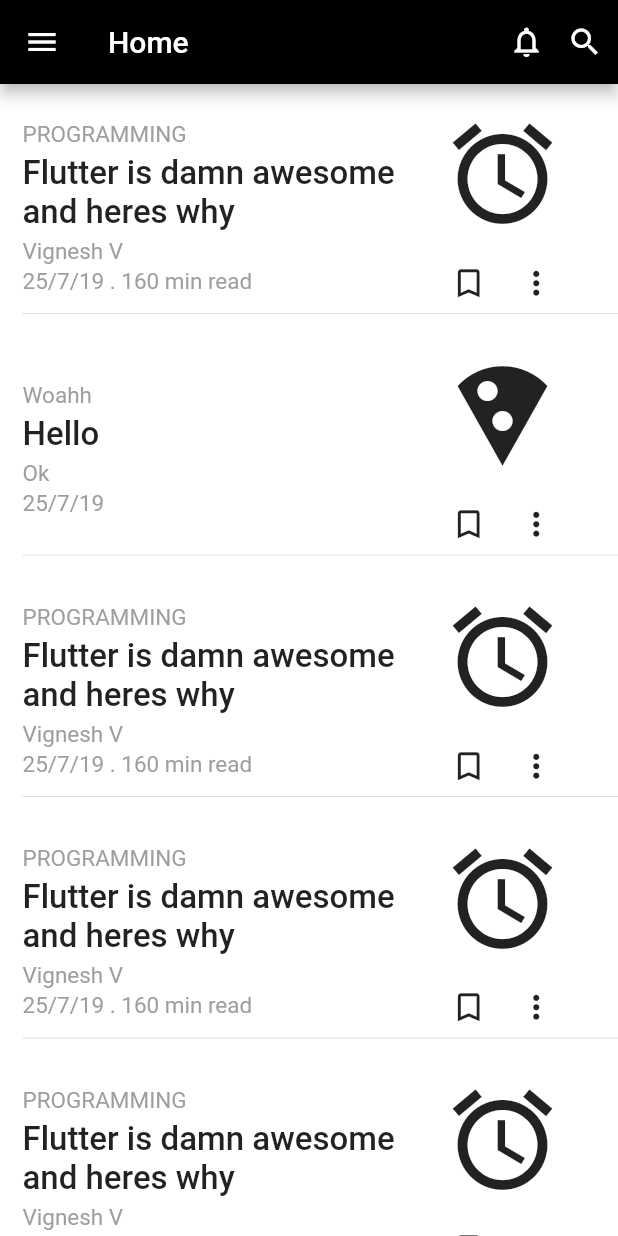
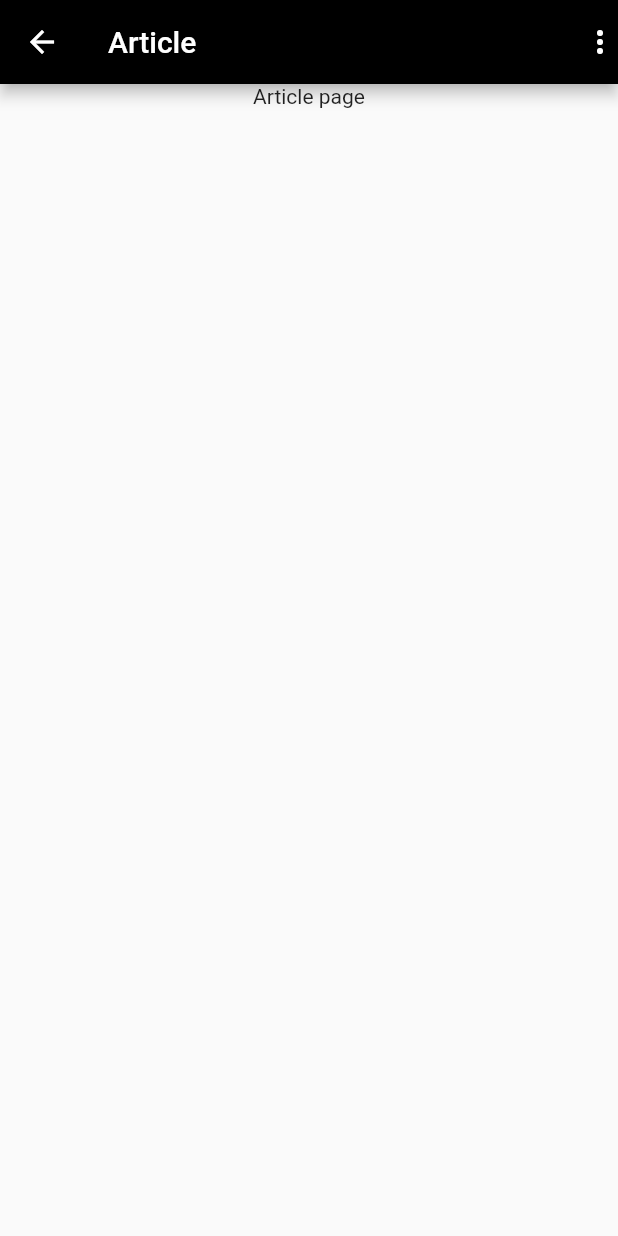
Before and after one commit to 2knal/Medium-clone, a Flutter app: the screen it shows after launch, after a tap on "PROGRAMMING", on a phone screen of 412 x 824 dp. Run offline on Flutter 3.47's test engine with Material 2 defaults, Android fonts, the phone set to English and light mode, and no system bars.

Commit message:
Article pages

```diff
--- /dev/null
+++ b/lib/article-page.dart
@@ -0,0 +1,36 @@
+import 'package:flutter/material.dart';
+class ArticlePage extends StatelessWidget {
+  @override
+  Widget build(BuildContext context) {
+
+    return MaterialApp(
+			darkTheme: ThemeData(
+				brightness: Brightness.dark
+			),
+			home: Scaffold(
+				appBar: AppBar(
+          backgroundColor: Colors.black,
+					title: Text('Article'),
+				    automaticallyImplyLeading: true,
+					leading: IconButton(icon:Icon(Icons.arrow_back),
+						onPressed:() => Navigator.pop(context, false),
+					),
+          actions: <Widget>[
+            Icon(
+              Icons.more_vert,
+            )
+          ],
+				),
+				body: Center(
+
+					child:
+          Container(
+            height: 1000,
+            child: Text('Article page')
+          )
+
+				),
+			),
+		);
+  }
+}
--- a/lib/article.dart
+++ b/lib/article.dart
@@ -20,6 +20,7 @@ class MediumArticle extends StatelessWidget {
     return InkWell(
             onTap:(){
               print('hi');
+              Navigator.pushNamed(context, "/article-page");
             },
             child:
      Padding(
--- a/lib/drawer/follower.dart
+++ b/lib/drawer/follower.dart
@@ -50,6 +50,7 @@ class FollowerState extends State<Follower> {
 			),
 			home: Scaffold(
 				appBar: AppBar(
+          backgroundColor: Colors.black,
 					title: Text('Your Following'),
 				    automaticallyImplyLeading: true,
 					leading: IconButton(icon:Icon(Icons.arrow_back),
--- a/lib/drawer/following.dart
+++ b/lib/drawer/following.dart
@@ -50,6 +50,7 @@ class FollowingState extends State<Following> {
 			),
 			home: Scaffold(
 				appBar: AppBar(
+          backgroundColor: Colors.black,
 					title: Text('Your Following'),
 				    automaticallyImplyLeading: true,
 					leading: IconButton(icon:Icon(Icons.arrow_back),
--- a/lib/drawer/profile.dart
+++ b/lib/drawer/profile.dart
@@ -16,6 +16,7 @@ class Profile extends StatelessWidget {
 			),
 			home: Scaffold(
 				appBar: AppBar(
+          backgroundColor: Colors.black,
 					title: Text('Profile'),
 				    automaticallyImplyLeading: true,
 					leading: IconButton(icon:Icon(Icons.arrow_back),
--- a/lib/home.dart
+++ b/lib/home.dart
@@ -4,6 +4,7 @@ import './drawer/profile.dart';
 import './drawer/follower.dart';
 import './drawer/following.dart';
 import 'package:medium_clone/article.dart';
+import 'package:medium_clone/article-page.dart';
 
 class Home extends StatefulWidget {
 	@override
@@ -19,7 +20,8 @@ class _HomeState extends State<Home> {
 			routes: {
 				'/profile': (BuildContext context) => Profile(),
 				'/follower': (BuildContext context) => Follower(),
-				'/following': (BuildContext context) => Following()
+				'/following': (BuildContext context) => Following(),
+        '/article-page': (BuildContext context) => ArticlePage()
 			},
       		darkTheme: ThemeData(
 				brightness: Brightness.dark
```
